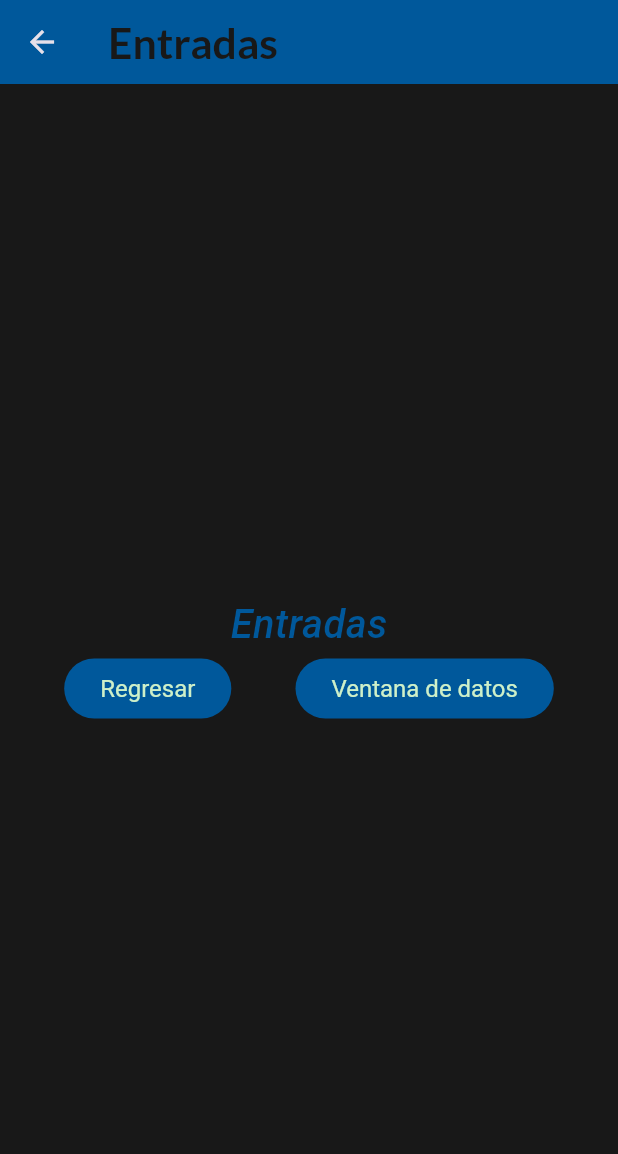
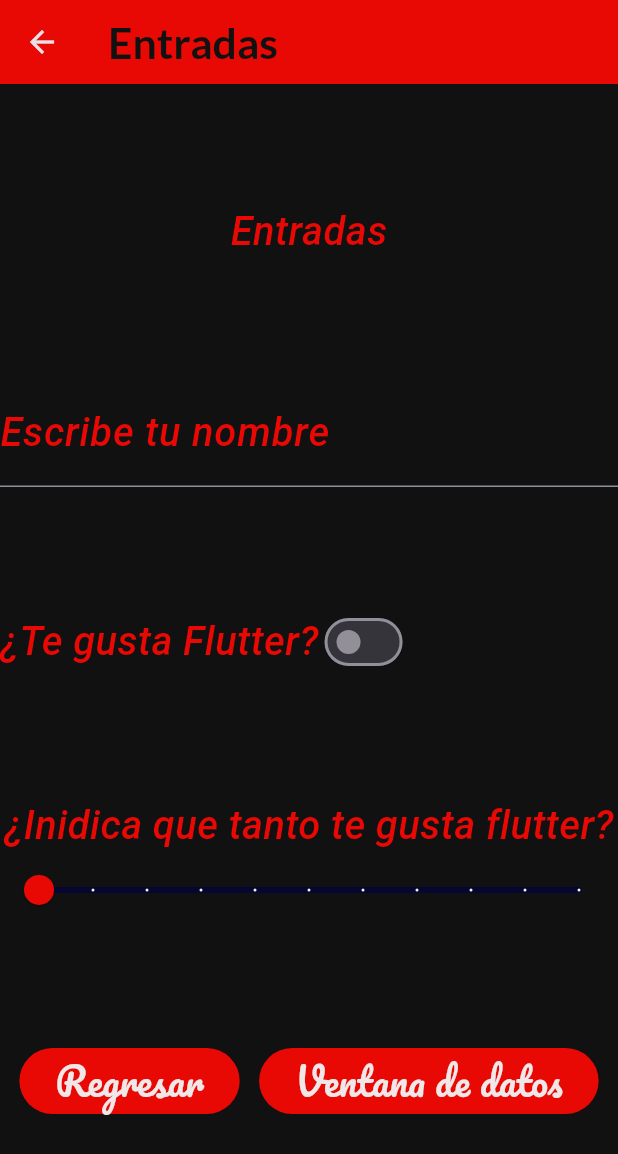
Before and after one commit to PacoDeLuis/componentes_flutter, a Flutter app: the InputsScreen screen opened directly, on a phone screen of 412 x 824 dp. Shown: the top 1154 px of the screen. Run offline on Flutter 3.47's test engine with Material 3 defaults, Android fonts, the phone set to English and light mode, and no system bars; our stand-ins replace google_fonts; Roboto replaces fonts that are missing (Acme).

Commit message:
Adding widgets to InputsScreen

```diff
--- a/lib/screens/home_screen.dart
+++ b/lib/screens/home_screen.dart
@@ -1,5 +1,4 @@
 import'package:flutter/material.dart';
-import 'package:practica3_5b/screens/data_screen.dart';
 import 'package:practica3_5b/screens/infinite_scroll_screen.dart';
 import 'package:practica3_5b/screens/inputs_screen.dart';
 import 'package:practica3_5b/screens/notifications_screen.dart';
--- a/lib/screens/inputs_screen.dart
+++ b/lib/screens/inputs_screen.dart
@@ -9,6 +9,8 @@ class InputsScreen extends StatefulWidget {
 }
 
 class _InputsScreenState extends State<InputsScreen> {
+  bool switchValue = false; // controlar el widget switch
+  double sliderValue = 0;
   @override
   Widget build(BuildContext context) {
     return Scaffold(
@@ -16,21 +18,25 @@ class _InputsScreenState extends State<InputsScreen> {
         title: const Text('Entradas'),
       ),
       body: Column(
-        mainAxisAlignment: MainAxisAlignment.center,
+        mainAxisAlignment: MainAxisAlignment.spaceEvenly,
         children: [Text('Entradas',
+
         style: AppTheme.darkTheme.textTheme.headlineLarge,
         ),
-        Row(
+        entradaNombre(),
+        entradaSwitch(),
+        entradasSlider(),
+        const Row(
           mainAxisAlignment: MainAxisAlignment.spaceEvenly,
           children: [
             ElevatedButton(onPressed: null,
             child: Text('Regresar',
-            style: AppTheme.darkTheme.textTheme.bodySmall,
+
             )
             ),
             ElevatedButton(onPressed: null,
             child: Text('Ventana de datos',
-            style: AppTheme.darkTheme.textTheme.bodySmall,
+
             )
             ),
           ],
@@ -39,4 +45,60 @@ class _InputsScreenState extends State<InputsScreen> {
       ),
     );
   }
+
+  TextField entradaNombre() {
+    return TextField(
+        style: AppTheme.darkTheme.textTheme.headlineMedium,
+        decoration: InputDecoration(
+          border: const UnderlineInputBorder(),
+          labelText: 'Escribe tu nombre',
+          labelStyle: AppTheme.darkTheme.textTheme.headlineLarge,
+        ),
+      );
+  }
+
+  Row entradaSwitch(){
+    return Row(
+      mainAxisAlignment: MainAxisAlignment.start,
+      children: <Widget>[
+        Text(
+          '¿Te gusta Flutter?',
+          style: AppTheme.darkTheme.textTheme.headlineLarge,
+        ),
+        Switch(
+          value: switchValue,
+          onChanged: (value){
+            setState(() {
+              switchValue = value;
+            });
+          }),
+      ],
+    );
+  }
+  Column entradasSlider(){
+    return Column(
+      mainAxisAlignment: MainAxisAlignment.center,
+      children: <Widget>[
+        Text('¿Inidica que tanto te gusta flutter?',
+        style: AppTheme.darkTheme.textTheme.headlineLarge,
+        ),
+        Slider(
+          min: 0.0,
+          max: 10.0,
+          divisions: 10,
+
+          activeColor: AppTheme.secondaryColor,
+          thumbColor: AppTheme.primaryColor,
+          inactiveColor: AppTheme.backcolor2,
+          value: sliderValue,
+          label: '${sliderValue.round()}',
+        onChanged: (value){
+          setState(() {
+            sliderValue = value;
+            print('Se cambio el slider: $sliderValue');
+          });
+        }),
+      ],
+    );
+  }
 }
--- a/lib/theme/app_theme.dart
+++ b/lib/theme/app_theme.dart
@@ -4,11 +4,13 @@ import 'package:google_fonts/google_fonts.dart';
 
 class AppTheme{
   // Constante de color primario
-  static const primaryColor = Color.fromARGB(255, 0, 88, 155);
+  static const primaryColor = Color.fromARGB(255, 232, 8, 4);
   // Constante de color secundario
-  static const secondaryColor = Color.fromARGB(255, 206, 240, 201);
+  static const secondaryColor = Color.fromARGB(255, 241, 243, 241);
   // Constante de color de fondo
-  static const backColor = Color.fromARGB(255, 24, 24, 24);
+  static const backColor = Color.fromARGB(255, 18, 17, 17);
+
+  static const backcolor2 = Color.fromARGB(255, 5, 6, 50);
   // Constante de tema
   static final ThemeData darkTheme = ThemeData.dark().copyWith(
     scaffoldBackgroundColor: backColor,
@@ -30,7 +32,7 @@ class AppTheme{
           primaryColor,
         ),
         foregroundColor: MaterialStateProperty.all(
-          Colors.blueAccent
+          const Color.fromARGB(255, 240, 232, 232)
         ),
         textStyle: MaterialStateProperty.all(
           GoogleFonts.pacifico(
@@ -46,10 +48,15 @@ class AppTheme{
         fontSize: 26.5,
         fontWeight: FontWeight.w500,
         fontStyle: FontStyle.italic,
-        //decoration: TextDecoration.underline,
-        //decorationColor: Colors.red,
-        //decorationStyle: TextDecorationStyle.wavy,
-        //decorationThickness: 2.0,
+        // decoration: TextDecoration.underline,
+        // decorationColor:const  Color.fromARGB(255, 47, 5, 216),
+        // decorationStyle: TextDecorationStyle.wavy,
+        // decorationThickness: 1.0,
+      ),
+      headlineMedium: GoogleFonts.montserrat(
+        color: secondaryColor,
+        fontSize: 21.5,
+        fontWeight: FontWeight.bold,
       ),
       // Estilo para texto muy pequeño
       bodySmall: GoogleFonts.anekOdia(
```
